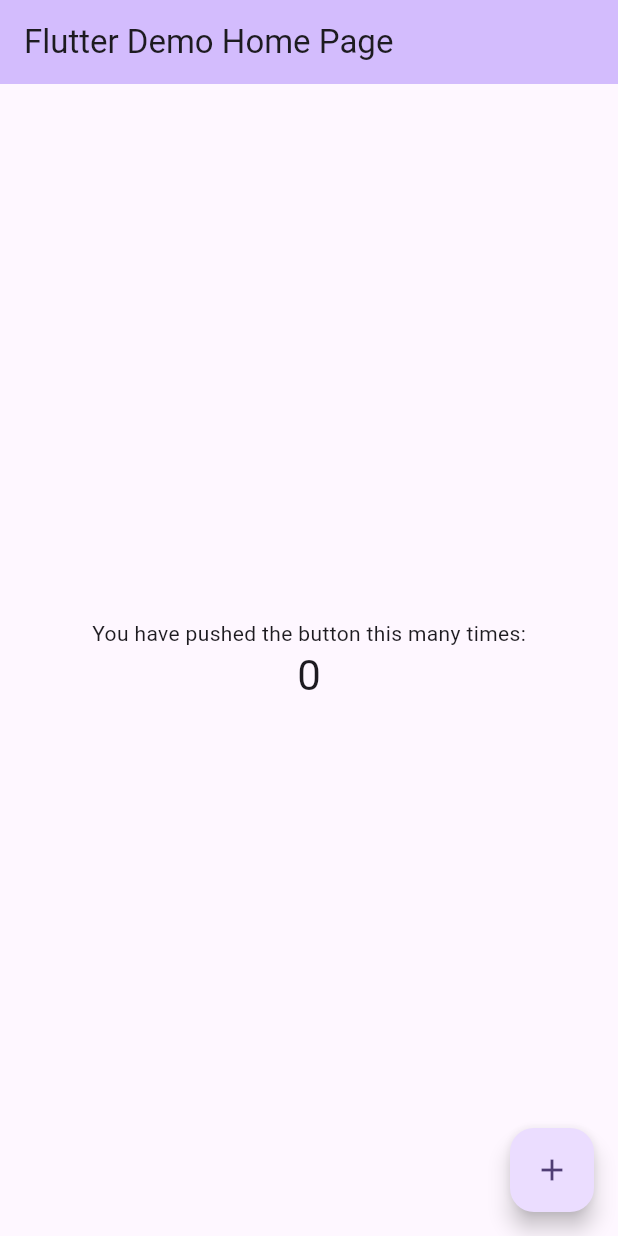
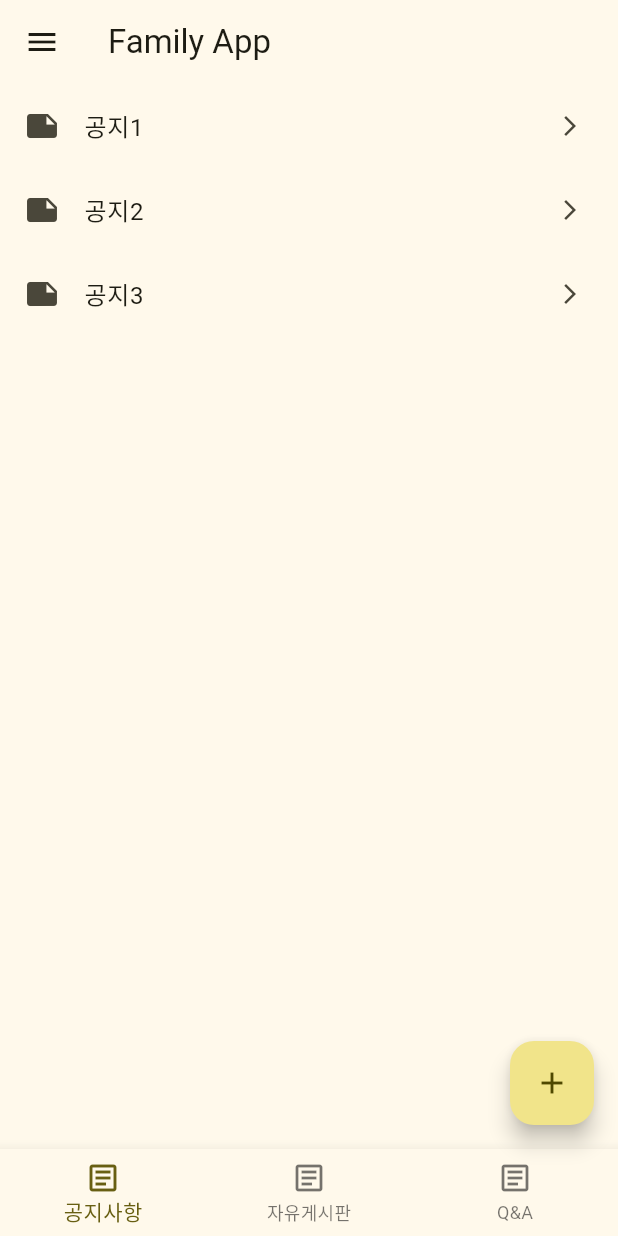
Before and after one commit to Jaesub/FamilyApp, a Flutter app: the screen it shows after launch, on a phone screen of 412 x 824 dp. Run offline on Flutter 3.47's test engine with Material 3 defaults, Android fonts, the light colour scheme and no system bars.

Commit message:
연습용 코드

```diff
--- /dev/null
+++ b/lib/home/MainPage.dart
@@ -0,0 +1,68 @@
+// lib/home/MainPage.dart
+import 'package:flutter/material.dart';
+import 'package:provider/provider.dart';
+import 'package:fm2025/home/MainPageViewModel.dart';
+
+class MainPage extends StatelessWidget {
+  const MainPage({super.key, required this.title});
+  final String title;
+
+  @override
+  Widget build(BuildContext context) {
+    final vm = context.watch<MainPageViewModel>();
+
+    return Scaffold(
+      appBar: AppBar(title: Text(title)),
+      drawer: Drawer(
+        child: ListView(
+          padding: EdgeInsets.zero,
+          children: [
+            const DrawerHeader(
+              decoration: BoxDecoration(color: Colors.blue),
+              child: Text('게시판 메뉴', style: TextStyle(color: Colors.white, fontSize: 20)),
+            ),
+            for (int i = 0; i < vm.boards.length; i++)
+              ListTile(
+                leading: const Icon(Icons.article_outlined),
+                title: Text(vm.boards[i].title),
+                selected: vm.selectedIndex == i,
+                onTap: () {
+                  vm.selectBoard(i);
+                  Navigator.pop(context);
+                },
+              ),
+          ],
+        ),
+      ),
+      body: ListView.builder(
+        itemCount: vm.boards[vm.selectedIndex].posts.length,
+        itemBuilder: (context, index) {
+          return ListTile(
+            leading: const Icon(Icons.note),
+            title: Text(vm.boards[vm.selectedIndex].posts[index]),
+            trailing: const Icon(Icons.arrow_forward_ios, size: 16),
+            onTap: () {
+              ScaffoldMessenger.of(context).showSnackBar(
+                SnackBar(content: Text('${vm.boards[vm.selectedIndex].posts[index]} 클릭됨')),
+              );
+            },
+          );
+        },
+      ),
+      bottomNavigationBar: BottomNavigationBar(
+        currentIndex: vm.selectedIndex,
+        onTap: vm.selectBoard,
+        items: [
+          for (var b in vm.boards)
+            BottomNavigationBarItem(icon: const Icon(Icons.article_outlined), label: b.title),
+        ],
+      ),
+      floatingActionButton: FloatingActionButton(
+        onPressed: () {
+          vm.addPost('새 글 ${vm.boards[vm.selectedIndex].posts.length + 1}');
+        },
+        child: const Icon(Icons.add),
+      ),
+    );
+  }
+}
--- /dev/null
+++ b/lib/home/MainPageViewModel.dart
@@ -0,0 +1,24 @@
+// lib/home/MainPageViewModel.dart
+import 'package:flutter/material.dart';
+import 'package:fm2025/home/Model/BoardModel.dart';
+
+
+class MainPageViewModel extends ChangeNotifier {
+  int selectedIndex = 0;
+
+  final List<Board> boards = [
+    Board(title: '공지사항', posts: ['공지1', '공지2', '공지3']),
+    Board(title: '자유게시판', posts: ['자유1', '자유2']),
+    Board(title: 'Q&A', posts: ['Q&A1', 'Q&A2']),
+  ];
+
+  void selectBoard(int index) {
+    selectedIndex = index;
+    notifyListeners(); // View에 변경 알림
+  }
+
+  void addPost(String post) {
+    boards[selectedIndex].posts.add(post);
+    notifyListeners();
+  }
+}
--- /dev/null
+++ b/lib/home/Model/BoardModel.dart
@@ -0,0 +1,6 @@
+class Board {
+  final String title;
+  final List<String> posts;
+
+  Board({required this.title, required this.posts});
+}
--- a/lib/main.dart
+++ b/lib/main.dart
@@ -1,122 +1,26 @@
 import 'package:flutter/material.dart';
+import 'package:provider/provider.dart';
+import 'home/MainPage.dart';
+import 'home/MainPageViewModel.dart';
+
 
 void main() {
-  runApp(const MyApp());
+  runApp(
+    ChangeNotifierProvider(
+      create: (_) => MainPageViewModel(),
+      child: const MyApp(),
+    ),
+  );
 }
 
 class MyApp extends StatelessWidget {
   const MyApp({super.key});
-
-  // This widget is the root of your application.
   @override
   Widget build(BuildContext context) {
     return MaterialApp(
-      title: 'Flutter Demo',
-      theme: ThemeData(
-        // This is the theme of your application.
-        //
-        // TRY THIS: Try running your application with "flutter run". You'll see
-        // the application has a purple toolbar. Then, without quitting the app,
-        // try changing the seedColor in the colorScheme below to Colors.green
-        // and then invoke "hot reload" (save your changes or press the "hot
-        // reload" button in a Flutter-supported IDE, or press "r" if you used
-        // the command line to start the app).
-        //
-        // Notice that the counter didn't reset back to zero; the application
-        // state is not lost during the reload. To reset the state, use hot
-        // restart instead.
-        //
-        // This works for code too, not just values: Most code changes can be
-        // tested with just a hot reload.
-        colorScheme: ColorScheme.fromSeed(seedColor: Colors.deepPurple),
-      ),
-      home: const MyHomePage(title: 'Flutter Demo Home Page'),
+      title: 'Family App',
+      theme: ThemeData(colorScheme: ColorScheme.fromSeed(seedColor: Colors.yellow)),
+      home: const MainPage(title: 'Family App'),
     );
   }
 }
-
-class MyHomePage extends StatefulWidget {
-  const MyHomePage({super.key, required this.title});
-
-  // This widget is the home page of your application. It is stateful, meaning
-  // that it has a State object (defined below) that contains fields that affect
-  // how it looks.
-
-  // This class is the configuration for the state. It holds the values (in this
-  // case the title) provided by the parent (in this case the App widget) and
-  // used by the build method of the State. Fields in a Widget subclass are
-  // always marked "final".
-
-  final String title;
-
-  @override
-  State<MyHomePage> createState() => _MyHomePageState();
-}
-
-class _MyHomePageState extends State<MyHomePage> {
-  int _counter = 0;
-
-  void _incrementCounter() {
-    setState(() {
-      // This call to setState tells the Flutter framework that something has
-      // changed in this State, which causes it to rerun the build method below
-      // so that the display can reflect the updated values. If we changed
-      // _counter without calling setState(), then the build method would not be
-      // called again, and so nothing would appear to happen.
-      _counter++;
-    });
-  }
-
-  @override
-  Widget build(BuildContext context) {
-    // This method is rerun every time setState is called, for instance as done
-    // by the _incrementCounter method above.
-    //
-    // The Flutter framework has been optimized to make rerunning build methods
-    // fast, so that you can just rebuild anything that needs updating rather
-    // than having to individually change instances of widgets.
-    return Scaffold(
-      appBar: AppBar(
-        // TRY THIS: Try changing the color here to a specific color (to
-        // Colors.amber, perhaps?) and trigger a hot reload to see the AppBar
-        // change color while the other colors stay the same.
-        backgroundColor: Theme.of(context).colorScheme.inversePrimary,
-        // Here we take the value from the MyHomePage object that was created by
-        // the App.build method, and use it to set our appbar title.
-        title: Text(widget.title),
-      ),
-      body: Center(
-        // Center is a layout widget. It takes a single child and positions it
-        // in the middle of the parent.
-        child: Column(
-          // Column is also a layout widget. It takes a list of children and
-          // arranges them vertically. By default, it sizes itself to fit its
-          // children horizontally, and tries to be as tall as its parent.
-          //
-          // Column has various properties to control how it sizes itself and
-          // how it positions its children. Here we use mainAxisAlignment to
-          // center the children vertically; the main axis here is the vertical
-          // axis because Columns are vertical (the cross axis would be
-          // horizontal).
-          //
-          // TRY THIS: Invoke "debug painting" (choose the "Toggle Debug Paint"
-          // action in the IDE, or press "p" in the console), to see the
-          // wireframe for each widget.
-          mainAxisAlignment: MainAxisAlignment.center,
-          children: <Widget>[
-            const Text('You have pushed the button this many times:'),
-            Text(
-              '$_counter',
-              style: Theme.of(context).textTheme.headlineMedium,
-            ),
-          ],
-        ),
-      ),
-      floatingActionButton: FloatingActionButton(
-        onPressed: _incrementCounter,
-        tooltip: 'Increment',
-        child: const Icon(Icons.add),
-      ), // This trailing comma makes auto-formatting nicer for build methods.
-    );
-  }
-}
--- a/pubspec.yaml
+++ b/pubspec.yaml
@@ -29,7 +29,8 @@ environment:
 # versions available, run `flutter pub outdated`.
 dependencies:
   flutter:
-    sdk: flutter
+   sdk: flutter
+  provider: ^6.0.5
 
   # The following adds the Cupertino Icons font to your application.
   # Use with the CupertinoIcons class for iOS style icons.
```
Also changed, not shown: pubspec.lock.
